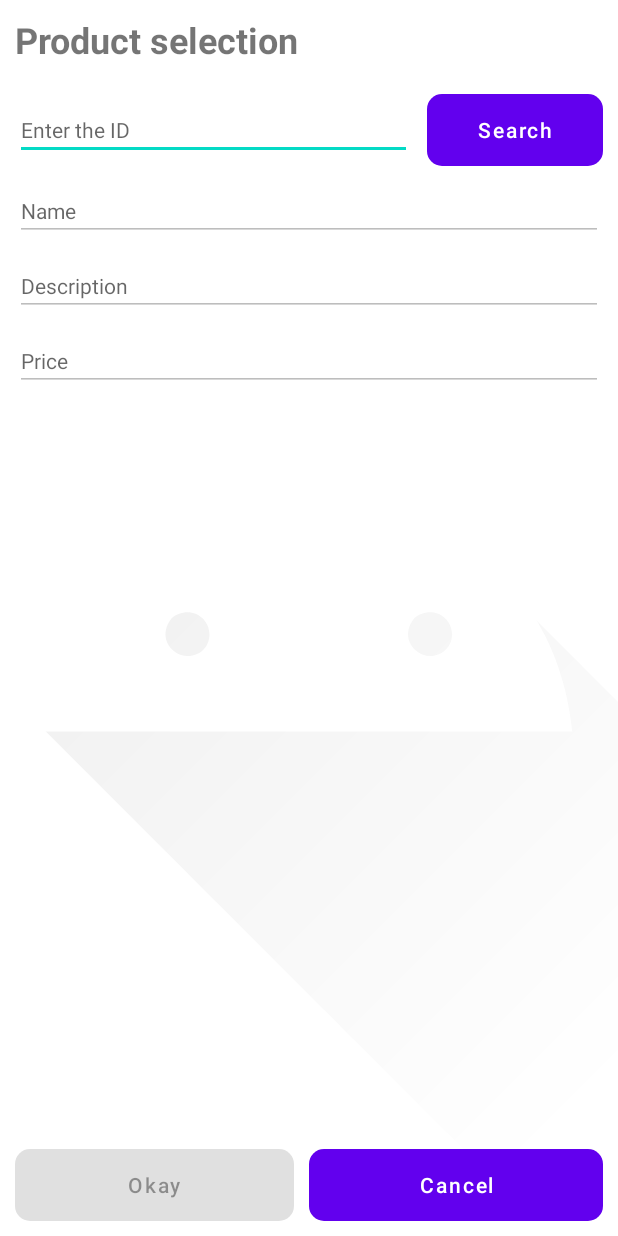
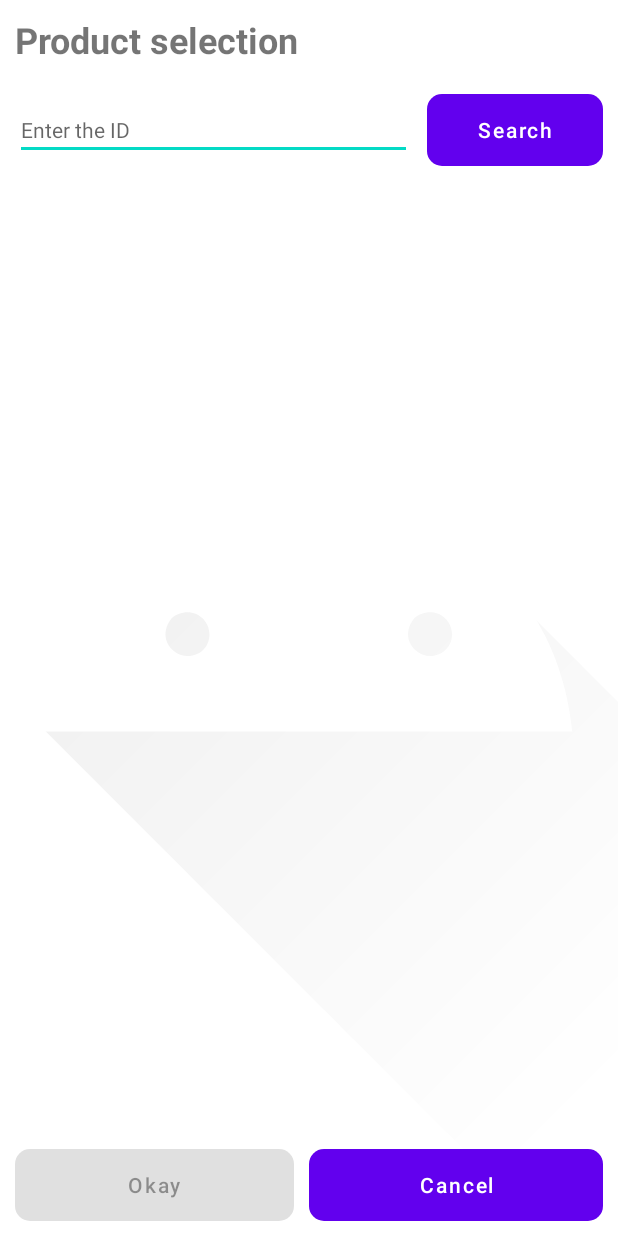
Before and after one commit to Jkutkut/Android-Product_Discount, an Android app: the screen it shows after launch (ProductSelection), after a tap on "Select product", on a phone screen of 412 x 824 dp. Run offline under Robolectric (Android 15) with nearby library versions, the phone set to English and light mode, and no system bars.

Commit message:
Select product UX updated and bug with Product representation on mainActivity fixed

```diff
--- a/app/src/main/res/layout/activity_product_selection.xml
+++ b/app/src/main/res/layout/activity_product_selection.xml
@@ -33,17 +33,20 @@
         <EditText style="@style/etxt_style"
             android:id="@+id/etxtName"
             android:enabled="false"
+            android:visibility="gone"
             android:maxLines="1"
             android:hint="@string/etxt_product_name_hint" />
 
         <EditText style="@style/etxt_style"
             android:id="@+id/etxtDesc"
             android:enabled="false"
+            android:visibility="gone"
             android:hint="@string/etxt_product_desc_hint" />
 
         <EditText style="@style/etxt_style"
             android:id="@+id/etxtPrice"
             android:enabled="false"
+            android:visibility="gone"
             android:inputType="numberDecimal"
             android:maxLines="1"
             android:hint="@string/etxt_product_price_hint" />
--- a/app/src/main/res/values/strings.xml
+++ b/app/src/main/res/values/strings.xml
@@ -1,7 +1,7 @@
 <resources>
     <string name="app_name" translatable="false">ProductDiscount</string>
     <string name="btn_select_product">Select product</string>
-    <string name="txtvProductFilled">Code: %1$s  %2$s  Description: %3$s  Price: %4$.2f€</string>
+    <string name="txtvProductFilled">Code: %1$s\n\n%2$s\n\nDescription: %3$s\n\nPrice: %4$.2f€</string>
     <string name="txtvDiscount">Final price with the discount: %1$.2f€</string>
     <string name="etxtDiscountHint">Discount percent</string>
     <string name="btn_calculate">Get discount</string>
```
Also changed, not shown: app/src/main/java/com/jkutkut/productdiscount/ProductSelection.java (+6 -3 lines), 1 other file.
